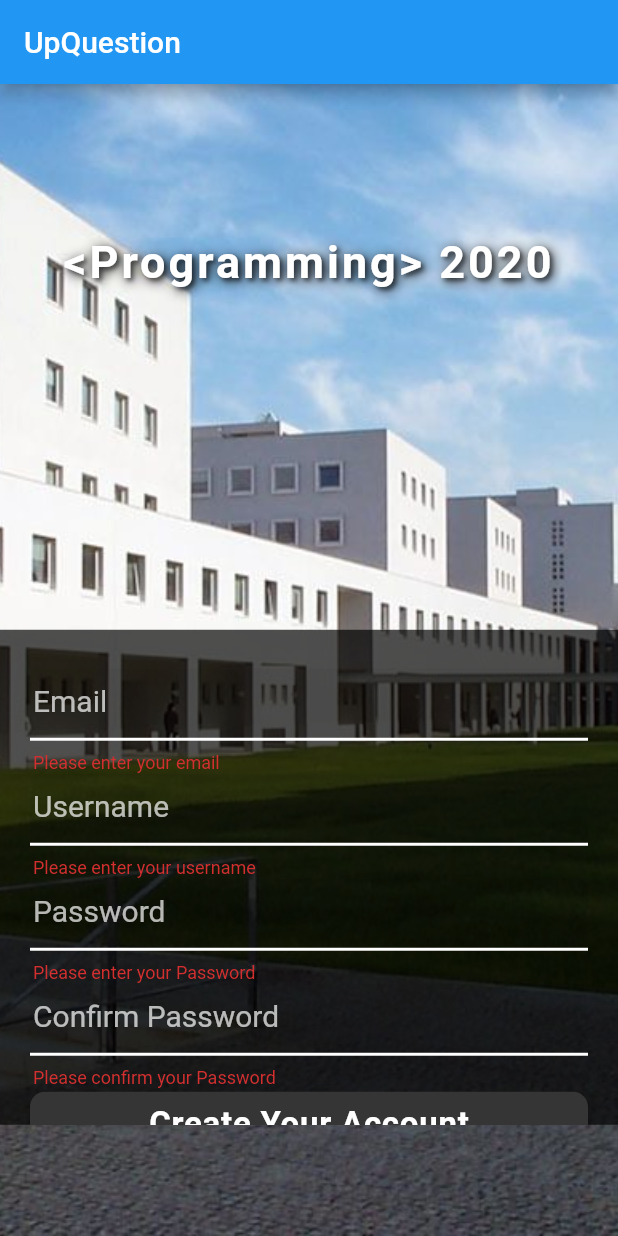
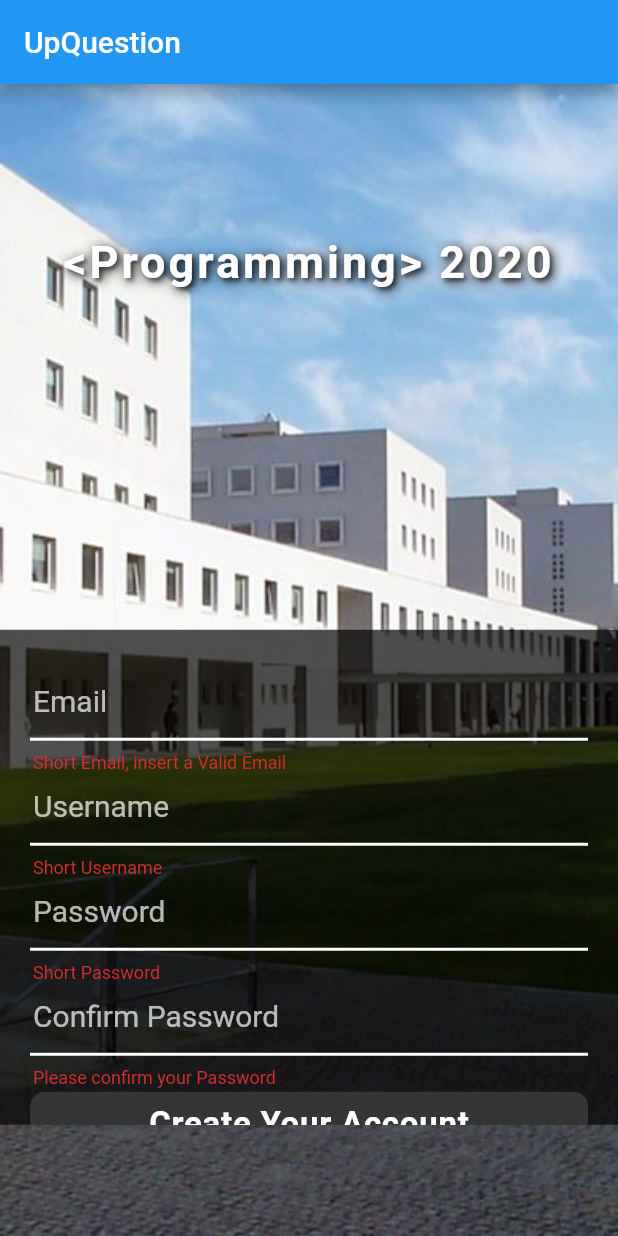
Before and after one commit to softeng-feup/open-cx-goal-diggers, a Flutter app: the screen it shows after launch, after a tap on "Create Your Account", on a phone screen of 412 x 824 dp. Run offline on Flutter 3.47's test engine with Material 2 defaults, Android fonts, the phone set to English and light mode, and no system bars; our stand-ins replace cloud_firestore, eva_icons_flutter, firebase_auth, flutter_spinkit; accounts and stored records are empty.

Commit message:
Regexs for control login and register forms v1.0

```diff
--- /dev/null
+++ b/up_question/lib/controller/validation.dart
@@ -0,0 +1,51 @@
+String validateEmail(String value) {
+  if (value.length < 5) {
+    return 'Short Email, insert a Valid Email';
+  }
+
+  Pattern pattern =
+      r'^(([^<>()[\]\\.,;:\s@\"]+(\.[^<>()[\]\\.,;:\s@\"]+)*)|(\".+\"))@((\[[0-9]{1,3}\.[0-9]{1,3}\.[0-9]{1,3}\.[0-9]{1,3}\])|(([a-zA-Z\-0-9]+\.)+[a-zA-Z]{2,}))$';
+  RegExp regex = new RegExp(pattern);
+  if (!regex.hasMatch(value))
+    return 'Enter Valid Email';
+  else
+    return null;
+}
+//https://stackoverflow.com/questions/19605150/regex-for-password-must-contain-at-least-eight-characters-at-least-one-number-a
+/*This regex will enforce these rules:
+
+At least one upper case English letter, (?=.*?[A-Z])
+At least one lower case English letter, (?=.*?[a-z])
+At least one digit, (?=.*?[0-9])
+At least one special character, (?=.*?[#?!@$%^&*-])
+Minimum eight in length .{8,} (with the anchors)*/
+
+String validatePassword(String value){
+
+  Pattern pattern=r'^(?=.*?[A-Z])(?=.*?[a-z])(?=.*?[0-9])(?=.*?[#?!@$%^&*-]).{8,}$';
+
+  RegExp regex = new RegExp(pattern);
+
+  if(value.length<6){
+    return 'Short Password';
+  }
+  if (!regex.hasMatch(value))
+    return 'Enter Valid Password';
+  else
+    return null;
+}
+
+String validateUsername(String value){
+
+  Pattern pattern=r'^(?=.{8,20}$)(?![_.])(?!.*[_.]{2})[a-zA-Z0-9._]+(?<![_.])$';
+
+  RegExp regex = new RegExp(pattern);
+
+  if(value.length<3){
+    return 'Short Username';
+  }
+  if (!regex.hasMatch(value))
+    return 'Enter Valid Password';
+  else
+    return null;
+}
--- a/up_question/lib/view/Widgets/LoginForm.dart
+++ b/up_question/lib/view/Widgets/LoginForm.dart
@@ -2,6 +2,7 @@ import 'package:eva_icons_flutter/eva_icons_flutter.dart';
 import 'package:flutter/material.dart';
 import 'package:flutter/widgets.dart';
 import 'package:up_question/controller/auth.dart';
+import 'package:up_question/controller/validation.dart';
 import 'package:up_question/model/User.dart';
 import 'package:up_question/view/Widgets/Loading.dart';
 import 'package:up_question/view/Widgets/PasswordForm.dart';
@@ -94,10 +95,7 @@ class _LoginFormState extends State<LoginForm> {
                                           Color.fromRGBO(255, 255, 255, 0.7)),
                                   helperText: ' ',
                                 ),
-                                validator: (value) {
-                                  if (value.isEmpty)
-                                    return 'Please enter your email';
-                                },
+                                validator: validateEmail,
                                 // TODO: mudar depois
                                 onSaved: (val) =>
                                     setState(() => user.email = val),
@@ -122,10 +120,7 @@ class _LoginFormState extends State<LoginForm> {
                                           Color.fromRGBO(255, 255, 255, 0.7)),
                                   helperText: ' ',
                                 ),
-                                validator: (value) {
-                                  if (value.isEmpty)
-                                    return 'Please enter your Password';
-                                },
+                                validator: validatePassword,
                                 onSaved: (val) =>
                                     setState(() => user.password = val),
                                 style: new TextStyle(
--- a/up_question/lib/view/Widgets/RegisterForm.dart
+++ b/up_question/lib/view/Widgets/RegisterForm.dart
@@ -1,5 +1,6 @@
 import 'package:flutter/material.dart';
 import 'package:up_question/controller/auth.dart';
+import 'package:up_question/controller/validation.dart';
 import 'package:up_question/main.dart';
 import 'package:up_question/model/User.dart';
 import 'package:up_question/view/Widgets/Loading.dart';
@@ -85,9 +86,7 @@ class _RegisterFormState extends State<RegisterForm> {
                                 color: Color.fromRGBO(255, 255, 255, 0.7)),
                             helperText: ' ',
                           ),
-                          validator: (value) {
-                            if (value.isEmpty) return 'Please enter your email';
-                          },
+                          validator: validateEmail,
                           onSaved: (val) => setState(() => user.email = val),
                           style: new TextStyle(
                             fontSize: 20.0,
@@ -108,10 +107,7 @@ class _RegisterFormState extends State<RegisterForm> {
                                 color: Color.fromRGBO(255, 255, 255, 0.7)),
                             helperText: ' ',
                           ),
-                          validator: (value) {
-                            if (value.isEmpty)
-                              return 'Please enter your username';
-                          },
+                          validator: validateUsername,
                           onSaved: (val) => setState(() => user.username = val),
                           style: new TextStyle(
                             fontSize: 20.0,
@@ -134,10 +130,7 @@ class _RegisterFormState extends State<RegisterForm> {
                                 color: Color.fromRGBO(255, 255, 255, 0.7)),
                             helperText: ' ',
                           ),
-                          validator: (value) {
-                            if (value.isEmpty)
-                              return 'Please enter your Password';
-                          },
+                          validator: validatePassword,
                           onSaved: (val) => setState(() => user.password = val),
                           style: new TextStyle(
                             fontSize: 20.0,
@@ -164,6 +157,8 @@ class _RegisterFormState extends State<RegisterForm> {
                               return 'Please confirm your Password';
                             if (value != _passController.text)
                               return 'Passwords do not match';
+                              //To silence warning
+                            return null;
                           },
                           //onSaved: (val) => setState(() => user.password = val),
                           style: new TextStyle(
```
